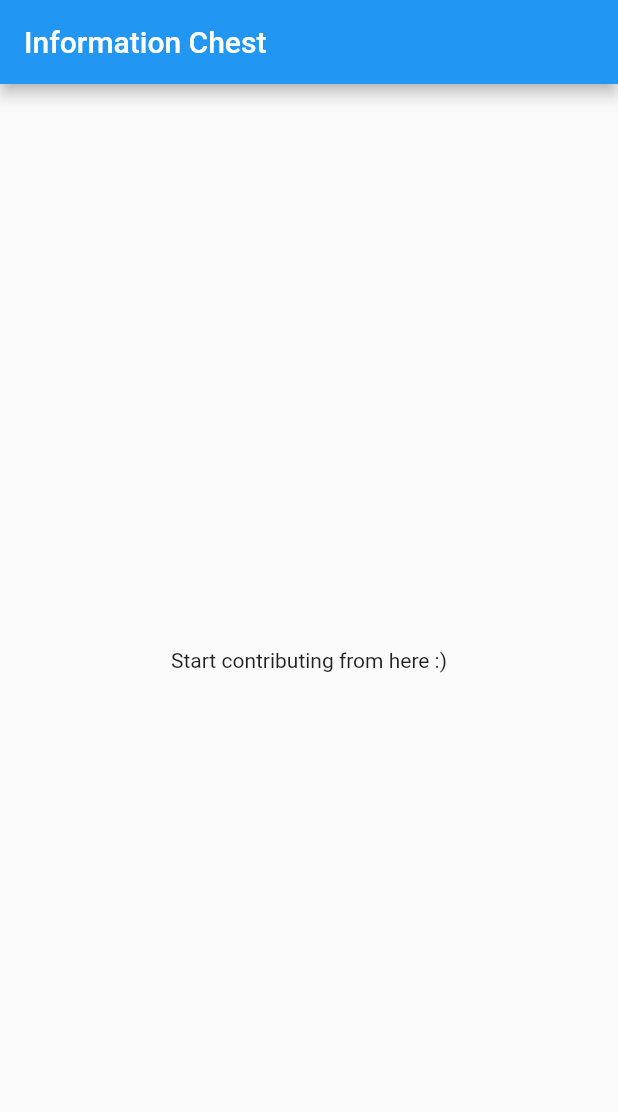
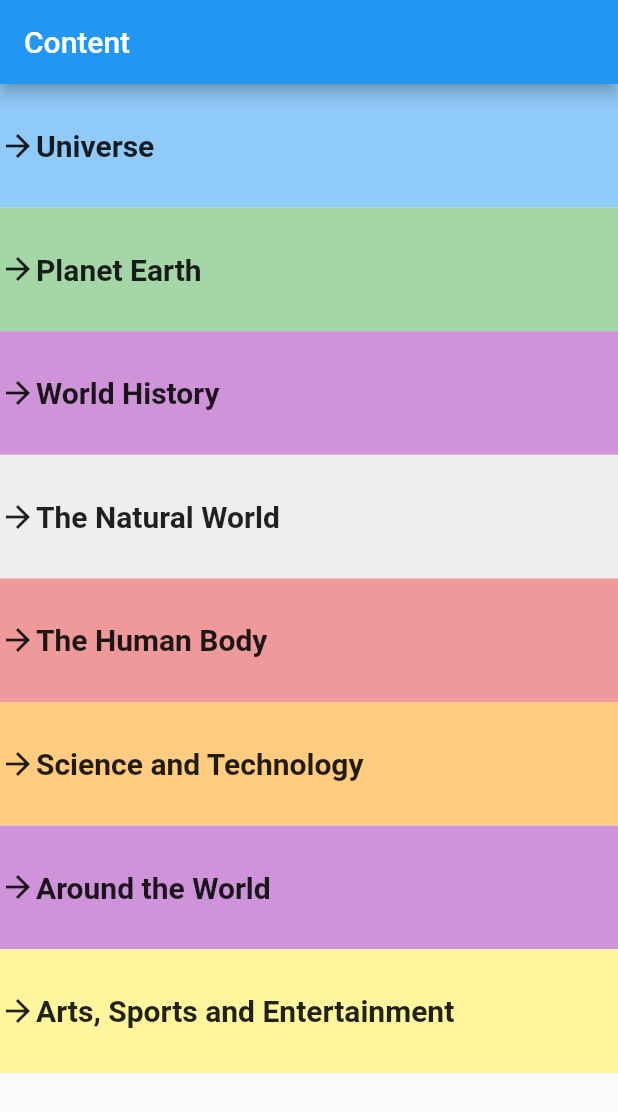
Before and after one commit to opencodeiiita/information-chest, a Flutter app: the screen it shows after launch, on a phone screen of 412 x 824 dp. Shown: the top 1112 px of the screen. Run offline on Flutter 3.47's test engine with Material 2 defaults, Android fonts, the phone set to English and light mode, and no system bars.

Commit message:
Added homeScreen

```diff
--- /dev/null
+++ b/lib/HomeScreen.dart
@@ -0,0 +1,70 @@
+import 'package:flutter/material.dart';
+
+class HomeScreen extends StatefulWidget {
+  @override
+  _HomeScreenState createState() => _HomeScreenState();
+}
+
+class _HomeScreenState extends State<HomeScreen> {
+  List<ContentModel> ContentList = [
+    ContentModel("Universe", Icon(Icons.arrow_forward), Colors.blue[200]!),
+    ContentModel("Planet Earth", Icon(Icons.arrow_forward), Colors.green[200]!),
+    ContentModel(
+        "World History", Icon(Icons.arrow_forward), Colors.purple[200]!),
+    ContentModel(
+        "The Natural World", Icon(Icons.arrow_forward), Colors.grey[200]!),
+    ContentModel("The Human Body", Icon(Icons.arrow_forward), Colors.red[200]!),
+    ContentModel("Science and Technology", Icon(Icons.arrow_forward),
+        Colors.orange[200]!),
+    ContentModel(
+        "Around the World", Icon(Icons.arrow_forward), Colors.purple[200]!),
+    ContentModel("Arts, Sports and Entertainment", Icon(Icons.arrow_forward),
+        Colors.yellow[200]!),
+  ];
+
+  @override
+  Widget build(BuildContext context) {
+    return Scaffold(
+      appBar: AppBar(
+        title: Text("Content"),
+      ),
+      body: Container(
+        width: MediaQuery.of(context).size.width,
+        height: MediaQuery.of(context).size.height,
+        child: ListView.builder(
+            itemCount: ContentList.length,
+            itemBuilder: (BuildContext context, int index) {
+              return GestureDetector(
+                onTap: () {},
+                child: Container(
+                  color: ContentList[index].color,
+                  child: Row(
+                    children: [
+                      Container(
+                        height: MediaQuery.of(context).size.height / 10,
+                        child: ContentList[index].icon,
+                      ),
+                      Container(
+                        child: Text(
+                          ContentList[index].name,
+                          style: TextStyle(
+                              fontSize: 20, fontWeight: FontWeight.bold),
+                        ),
+                      ),
+                    ],
+                  ),
+                ),
+              );
+            }),
+      ),
+    );
+  }
+}
+
+class ContentModel {
+  String name;
+  Icon icon;
+  Color color;
+
+  ContentModel(this.name, this.icon, this.color);
+}
--- a/lib/main.dart
+++ b/lib/main.dart
@@ -1,4 +1,5 @@
 import 'package:flutter/material.dart';
+import 'package:information_chest/HomeScreen.dart';
 
 void main() {
   runApp(const MyApp());
@@ -15,7 +16,8 @@ class MyApp extends StatelessWidget {
       theme: ThemeData(
         primarySwatch: Colors.blue,
       ),
-      home: const MyHomePage(title: 'Information Chest'),
+      home: HomeScreen(),
+      // home: const MyHomePage(title: 'Information Chest'),
     );
   }
 }
```
Also changed, not shown: pubspec.lock.
